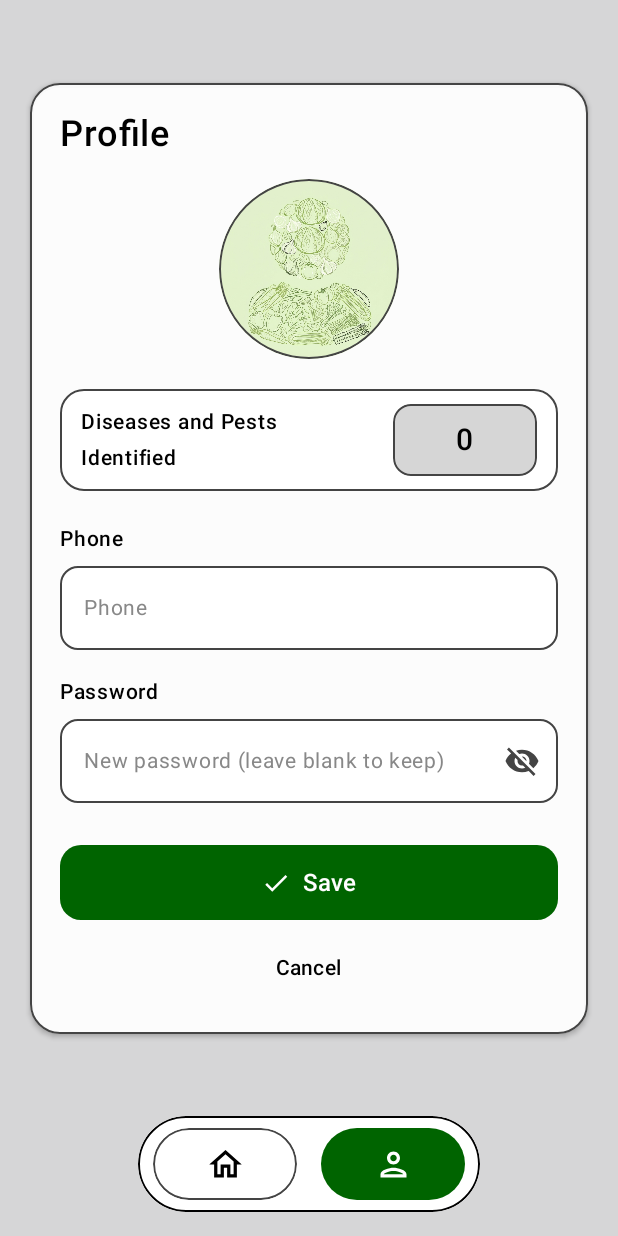
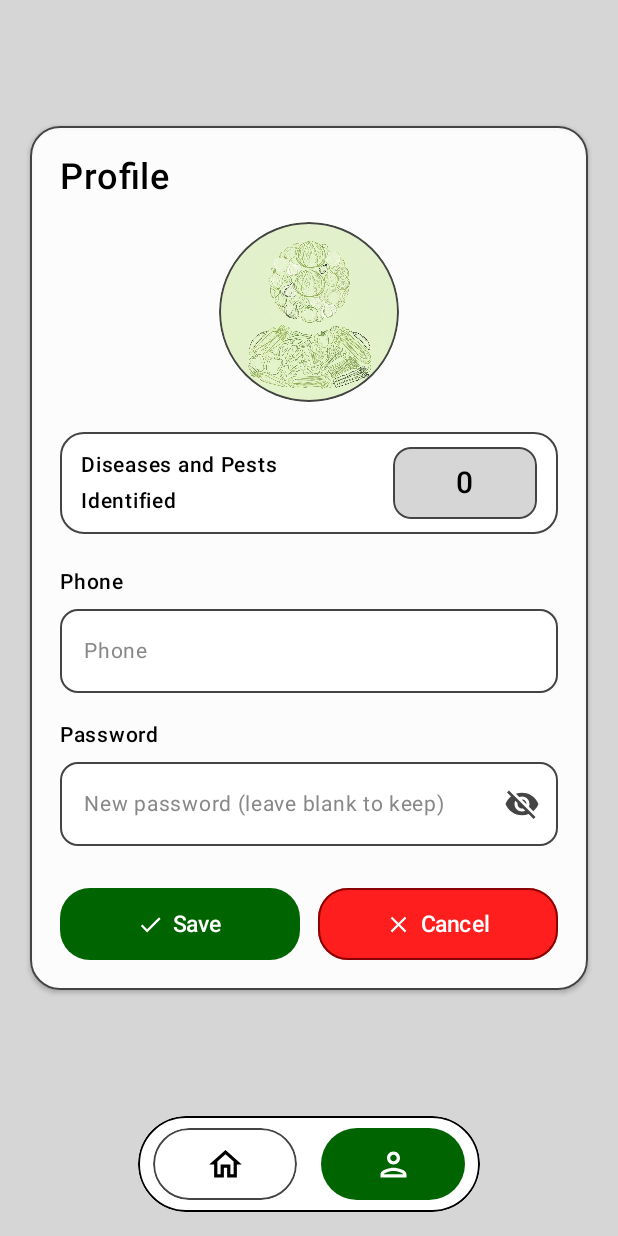
Before and after one commit to MichaelCM7/AI-Mobile-Project, an Android app built with Jetpack Compose: the screen it shows after launch (MainActivity), after a tap on "Edit", on a phone screen of 412 x 824 dp. Run offline under Robolectric (Android 15) with nearby library versions, the phone set to English and light mode, and no system bars; 1 other tap on this screen came first.

Commit message:
refactor profile page to add logout

```diff
--- a/app/build.gradle.kts
+++ b/app/build.gradle.kts
@@ -1,6 +1,8 @@
 plugins {
     alias(libs.plugins.android.application)
     alias(libs.plugins.kotlin.compose)
+    alias(libs.plugins.ksp)
+    alias(libs.plugins.androidx.room)
 }
 
 android {
@@ -35,7 +37,17 @@ android {
     }
 }
 
+// Auto migrations
+room {
+    schemaDirectory("$projectDir/schemas")
+}
+
 dependencies {
+    // Room
+    implementation(libs.androidx.room.runtime)
+    implementation(libs.androidx.room.ktx)
+    ksp(libs.androidx.room.compiler)
+
     // Icon Package
     implementation("androidx.compose.material:material-icons-extended")
 
--- a/app/src/main/java/com/example/mobileaisemproject/screens/Profile.kt
+++ b/app/src/main/java/com/example/mobileaisemproject/screens/Profile.kt
@@ -7,6 +7,7 @@ import androidx.compose.foundation.border
 import androidx.compose.foundation.layout.Arrangement
 import androidx.compose.foundation.layout.Box
 import androidx.compose.foundation.layout.Column
+import androidx.compose.foundation.layout.PaddingValues
 import androidx.compose.foundation.layout.Row
 import androidx.compose.foundation.layout.Spacer
 import androidx.compose.foundation.layout.fillMaxSize
@@ -23,14 +24,16 @@ import androidx.compose.foundation.shape.CircleShape
 import androidx.compose.foundation.shape.RoundedCornerShape
 import androidx.compose.foundation.verticalScroll
 import androidx.compose.material.icons.Icons
+import androidx.compose.material.icons.automirrored.outlined.Logout
 import androidx.compose.material.icons.filled.Check
+import androidx.compose.material.icons.outlined.Close
 import androidx.compose.material.icons.outlined.Edit
-import androidx.compose.material.icons.outlined.Person
+import androidx.compose.material3.Button
+import androidx.compose.material3.ButtonDefaults
 import androidx.compose.material3.Icon
 import androidx.compose.material3.Scaffold
 import androidx.compose.material3.Surface
 import androidx.compose.material3.Text
-import androidx.compose.material3.TextButton
 import androidx.compose.runtime.Composable
 import androidx.compose.runtime.getValue
 import androidx.compose.runtime.mutableIntStateOf
@@ -48,12 +51,13 @@ import androidx.compose.ui.semantics.semantics
 import androidx.compose.ui.text.font.FontWeight
 import androidx.compose.ui.text.input.ImeAction
 import androidx.compose.ui.text.input.KeyboardType
+import androidx.compose.ui.text.style.TextOverflow
 import androidx.compose.ui.tooling.preview.Preview
 import androidx.compose.ui.unit.dp
 import androidx.compose.ui.unit.sp
+import com.example.mobileaisemproject.R
 import com.example.mobileaisemproject.components.CustomFloatingNavBar
 import com.example.mobileaisemproject.ui.theme.MobileAISemProjectTheme
-import com.example.mobileaisemproject.R
 
 data class Profile(
     val phone: String = "",
@@ -65,6 +69,7 @@ fun ProfileScreen(
     profile: Profile,
     modifier: Modifier = Modifier,
     onTabSelected: (Int) -> Unit = {},
+    onLogoutClick: () -> Unit = {},
     onSave: (phone: String, newPassword: String?, onDone: () -> Unit) -> Unit = { _, _, onDone -> onDone() },
 ) {
     var selectedTab by remember { mutableIntStateOf(1) }
@@ -76,6 +81,9 @@ fun ProfileScreen(
     val phoneError = if (editing && submitted) Validate.phone(phoneDraft) else null
     val passwordError =
         if (editing && submitted && passwordDraft.isNotEmpty()) Validate.password(passwordDraft) else null
+
+    // Shared pill shape & height matching PrimaryButton
+    val actionButtonShape = RoundedCornerShape(20.dp)
 
     Scaffold(
         modifier = modifier.fillMaxSize(),
@@ -128,9 +136,9 @@ fun ProfileScreen(
                         )
                         Spacer(Modifier.height(16.dp))
 
-                        // Avatar placeholder
+                        // Avatar
                         Image(
-                            painter = painterResource(id = R.drawable.user_img), // Replace with your exact drawable filename
+                            painter = painterResource(id = R.drawable.user_img),
                             contentDescription = "Profile picture",
                             contentScale = ContentScale.Crop,
                             modifier = Modifier
@@ -168,11 +176,18 @@ fun ProfileScreen(
                         )
                         Spacer(Modifier.height(28.dp))
 
+                        // Side-by-side action buttons:
+                        // Default mode: [ Edit ]  [ Log Out ]
+                        // Edit mode:    [ Save ]  [ Cancel ]
+                        Row(
+                            modifier = Modifier.fillMaxWidth(),
+                            horizontalArrangement = Arrangement.spacedBy(12.dp),
+                            verticalAlignment = Alignment.CenterVertically,
+                        ) {
+                            // Left Button: Edit / Save
+                            Button(
+                                onClick = {
                                     if (editing) {
-                            PrimaryButton(
-                                text = "Save",
-                                icon = Icons.Filled.Check,
-                                onClick = {
                                         submitted = true
                                         val valid = (Validate.phone(phoneDraft) == null) &&
                                                 (passwordDraft.isEmpty() || Validate.password(passwordDraft) == null)
@@ -183,31 +198,75 @@ fun ProfileScreen(
                                                 submitted = false
                                             }
                                         }
+                                    } else {
+                                        phoneDraft = profile.phone
+                                        passwordDraft = ""
+                                        submitted = false
+                                        editing = true
+                                    }
                                 },
+                                shape = actionButtonShape,
+                                colors = ButtonDefaults.buttonColors(
+                                    containerColor = AppColors.Green,
+                                    contentColor = Color.White,
+                                ),
+                                contentPadding = PaddingValues(horizontal = 14.dp, vertical = 12.dp),
+                                modifier = Modifier
+                                    .weight(1f)
+                                    .height(48.dp),
+                            ) {
+                                Icon(
+                                    imageVector = if (editing) Icons.Filled.Check else Icons.Outlined.Edit,
+                                    contentDescription = null,
+                                    modifier = Modifier.size(18.dp),
                                 )
-                            Spacer(Modifier.height(8.dp))
-                            TextButton(
+                                Spacer(Modifier.width(6.dp))
+                                Text(
+                                    text = if (editing) "Save" else "Edit",
+                                    fontSize = 15.sp,
+                                    fontWeight = FontWeight.Medium,
+                                    maxLines = 1,
+                                    overflow = TextOverflow.Ellipsis,
+                                )
+                            }
+
+                            // Right Button: Log Out (Black & White) / Cancel (Red & White)
+                            Button(
                                 onClick = {
+                                    if (editing) {
                                         editing = false
                                         submitted = false
                                         passwordDraft = ""
                                         phoneDraft = profile.phone
+                                    } else {
+                                        onLogoutClick()
+                                    }
                                 },
-                                modifier = Modifier.align(Alignment.CenterHorizontally),
+                                shape = actionButtonShape,
+                                border = if (editing) BorderStroke(1.dp, Color(0xFF8A0000)) else null,
+                                colors = ButtonDefaults.buttonColors(
+                                    containerColor = if (editing) Color(0xFFFF1E1E) else Color.Black,
+                                    contentColor = Color.White,
+                                ),
+                                contentPadding = PaddingValues(horizontal = 14.dp, vertical = 12.dp),
+                                modifier = Modifier
+                                    .weight(1f)
+                                    .height(48.dp),
                             ) {
-                                Text("Cancel", color = AppColors.Ink)
+                                Icon(
+                                    imageVector = if (editing) Icons.Outlined.Close else Icons.AutoMirrored.Outlined.Logout,
+                                    contentDescription = null,
+                                    modifier = Modifier.size(18.dp),
+                                )
+                                Spacer(Modifier.width(6.dp))
+                                Text(
+                                    text = if (editing) "Cancel" else "Log Out",
+                                    fontSize = 15.sp,
+                                    fontWeight = FontWeight.Medium,
+                                    maxLines = 1,
+                                    overflow = TextOverflow.Ellipsis,
+                                )
                             }
-                        } else {
-                            PrimaryButton(
-                                text = "Edit",
-                                icon = Icons.Outlined.Edit,
-                                onClick = {
-                                    phoneDraft = profile.phone
-                                    passwordDraft = ""
-                                    submitted = false
-                                    editing = true
-                                },
-                            )
                         }
                     }
                 }
@@ -260,7 +319,7 @@ fun ProfileScreenPreview() {
     MobileAISemProjectTheme {
         ProfileScreen(
             profile = Profile(
-                phone = "+1 234 567 8900",
+                phone = "0700 xxx xxx",
                 identifiedCount = 5,
             ),
         )
--- a/build.gradle.kts
+++ b/build.gradle.kts
@@ -2,4 +2,6 @@
 plugins {
     alias(libs.plugins.android.application) apply false
     alias(libs.plugins.kotlin.compose) apply false
+    alias(libs.plugins.ksp) apply false
+    alias(libs.plugins.androidx.room) apply false // Optional
 }
--- a/gradle/libs.versions.toml
+++ b/gradle/libs.versions.toml
@@ -9,7 +9,17 @@ activityCompose = "1.13.0"
 kotlin = "2.2.10"
 composeBom = "2026.02.01"
 
+# Room Core Versions
+ksp = "2.3.10"
+room = "2.8.4"
+
 [libraries]
+# Room Libraries
+androidx-room-runtime = { group = "androidx.room", name = "room-runtime", version.ref = "room" }
+androidx-room-ktx = { group = "androidx.room", name = "room-ktx", version.ref = "room" }
+androidx-room-compiler = { group = "androidx.room", name = "room-compiler", version.ref = "room" }
+
+# Default Libraries
 androidx-core-ktx = { group = "androidx.core", name = "core-ktx", version.ref = "coreKtx" }
 junit = { group = "junit", name = "junit", version.ref = "junit" }
 androidx-junit = { group = "androidx.test.ext", name = "junit", version.ref = "junitVersion" }
@@ -26,5 +36,10 @@ androidx-compose-ui-test-junit4 = { group = "androidx.compose.ui", name = "ui-te
 androidx-compose-material3 = { group = "androidx.compose.material3", name = "material3" }
 
 [plugins]
+# Room Plugins
+ksp = { id = "com.google.devtools.ksp", version.ref = "ksp" }
+androidx-room = { id = "androidx.room", version.ref = "room" }
+
+#Default Plugins
 android-application = { id = "com.android.application", version.ref = "agp" }
 kotlin-compose = { id = "org.jetbrains.kotlin.plugin.compose", version.ref = "kotlin" }
```
Lines whose indentation alone changed are shown as unchanged.
